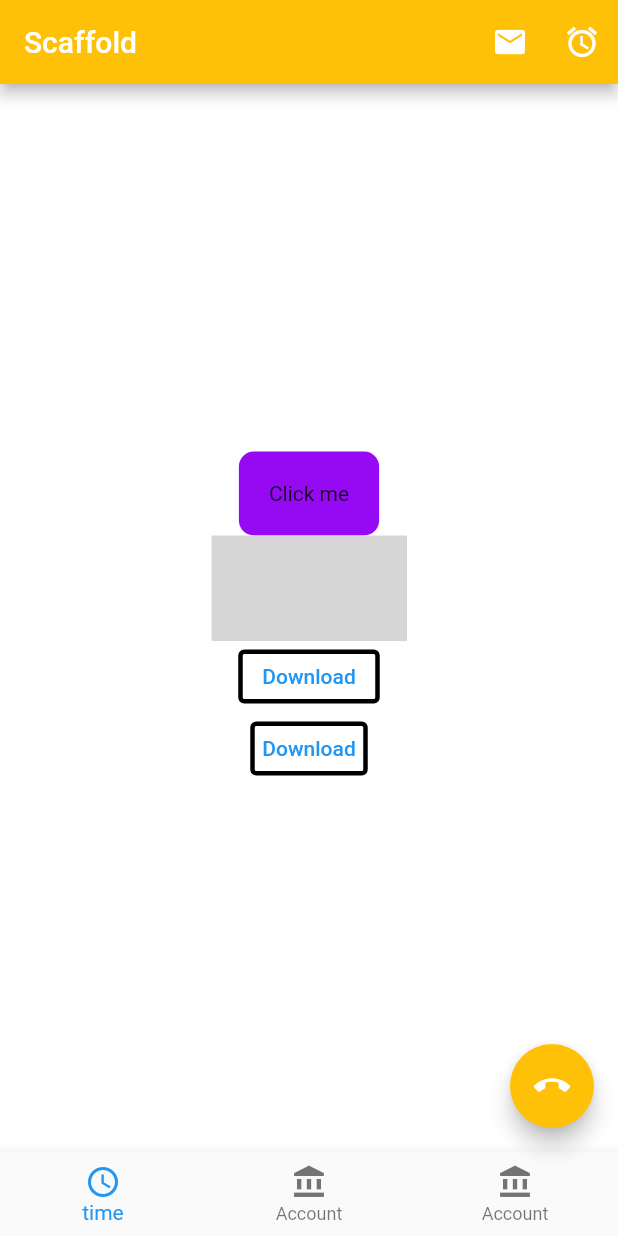
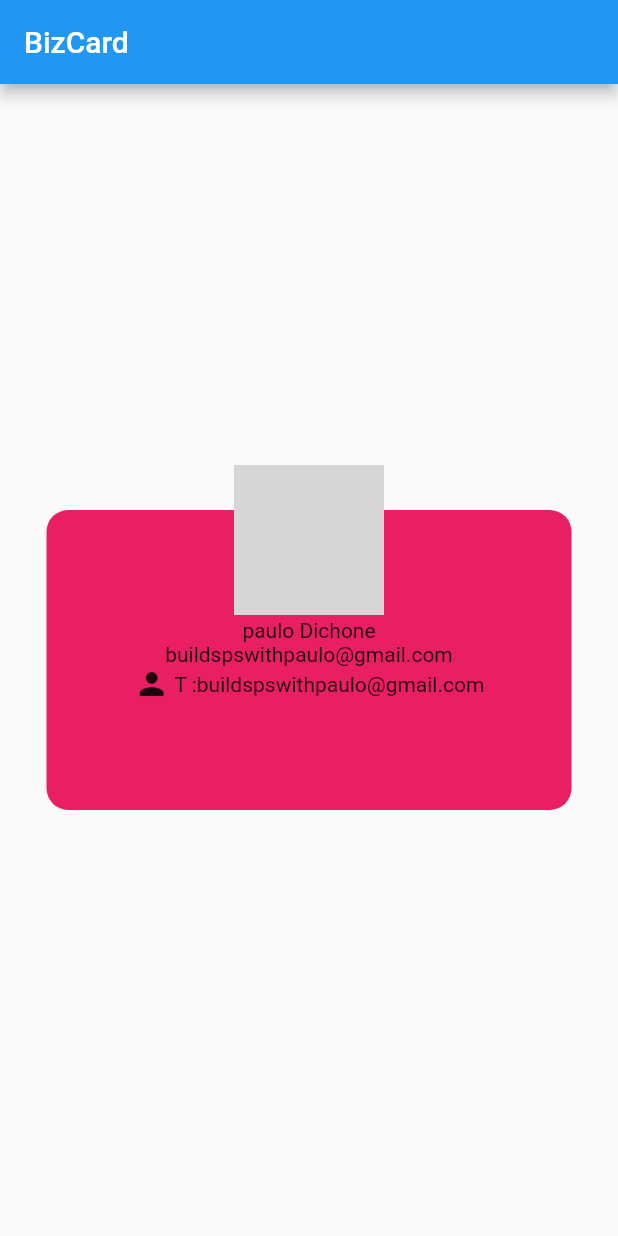
Before and after one commit to shiran02/Flutter-course-practise, a Flutter app: the screen it shows after launch, on a phone screen of 412 x 824 dp. Run offline on Flutter 3.47's test engine with Material 2 defaults, Android fonts, the phone set to English and light mode, and no system bars; missing offline and left inert: flutter_custom_buttons; network calls fail; grey boxes are pictures that could not be loaded.

Commit message:
wif  commit

```diff
--- a/practice/lib/main.dart
+++ b/practice/lib/main.dart
@@ -1,11 +1,12 @@
 import 'package:flutter/material.dart';
+import 'package:practice/ui/biz_card.dart';
 import 'package:practice/ui/home.dart';
 
 void main() {
 
 
   runApp(MaterialApp(
-    home: ScaffoldExample(),
+    home: BizCard(),
   ));
 
 
--- /dev/null
+++ b/practice/lib/ui/biz_card.dart
@@ -0,0 +1,77 @@
+import 'package:flutter/material.dart';
+
+class BizCard extends StatefulWidget {
+  const BizCard({super.key});
+
+  @override
+  State<BizCard> createState() => _BizCardState();
+}
+
+class _BizCardState extends State<BizCard> {
+  @override
+  Widget build(BuildContext context) {
+    return Scaffold(
+      appBar: AppBar(
+        title: Text("BizCard"),
+      ),
+
+      body: Container(
+        alignment: Alignment.center,
+        child: Stack(
+          alignment: Alignment.topCenter,
+          children: [
+            _getCard(),
+            _getAvater(),
+          ],
+        ),
+      ),
+    );
+  }
+}
+
+
+
+ Container _getAvater(){
+   return Container(
+      child: Container(
+        width: 100,
+        height: 100,
+        decoration: BoxDecoration(
+          color: Colors.amber,
+          borderRadius: BorderRadius.all(Radius.circular(50)),
+          image: DecorationImage(
+            image: NetworkImage("https://www.simplilearn.com/ice9/free_resources_article_thumb/what_is_image_Processing.jpg"),
+            fit: BoxFit.cover
+          ),
+        ),
+      ),
+    );
+}
+
+
+Container _getCard() {
+  return Container(
+    width: 350,
+    height: 200,
+    margin: EdgeInsets.all(30),
+    decoration: BoxDecoration(
+      color: Colors.pink,
+      borderRadius: BorderRadius.circular(14.5),
+    ),
+
+    child: const Column(
+      mainAxisAlignment: MainAxisAlignment.center,
+      children: [
+        Text("paulo Dichone"),
+        Text("buildspswithpaulo@gmail.com"),
+        Row(
+          mainAxisAlignment: MainAxisAlignment.center,
+         children: [
+          Icon(Icons.person),
+          Text(" T :buildspswithpaulo@gmail.com"),
+         ],
+        )
+      ],
+    ),
+  );
+}
```
